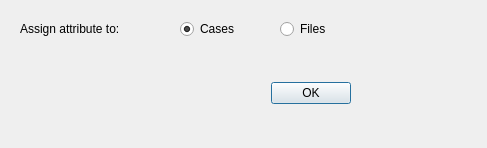
The window that GUI_UIs/ui_dialog_assign_attribute.ui (ccbogel/QualCoder) describes before a commit, drawn with Qt 5.
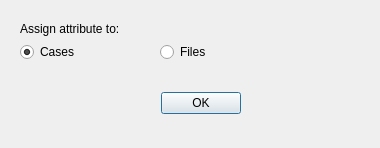
The same window after the commit.

What changed in the file:
```diff
--- a/GUI_UIs/ui_dialog_assign_attribute.ui
+++ b/GUI_UIs/ui_dialog_assign_attribute.ui
@@ -6,7 +6,7 @@
    <rect>
     <x>0</x>
     <y>0</y>
-    <width>487</width>
+    <width>380</width>
     <height>148</height>
    </rect>
   </property>
@@ -16,9 +16,9 @@
   <widget class="QRadioButton" name="radioButton_cases">
    <property name="geometry">
     <rect>
-     <x>180</x>
-     <y>19</y>
-     <width>81</width>
+     <x>20</x>
+     <y>42</y>
+     <width>111</width>
      <height>20</height>
     </rect>
    </property>
@@ -35,8 +35,8 @@
   <widget class="QRadioButton" name="radioButton_files">
    <property name="geometry">
     <rect>
-     <x>280</x>
-     <y>19</y>
+     <x>160</x>
+     <y>42</y>
      <width>81</width>
      <height>20</height>
     </rect>
@@ -64,9 +64,9 @@
   <widget class="QDialogButtonBox" name="buttonBox">
    <property name="geometry">
     <rect>
-     <x>130</x>
-     <y>80</y>
-     <width>221</width>
+     <x>70</x>
+     <y>90</y>
+     <width>171</width>
      <height>27</height>
     </rect>
    </property>
```
